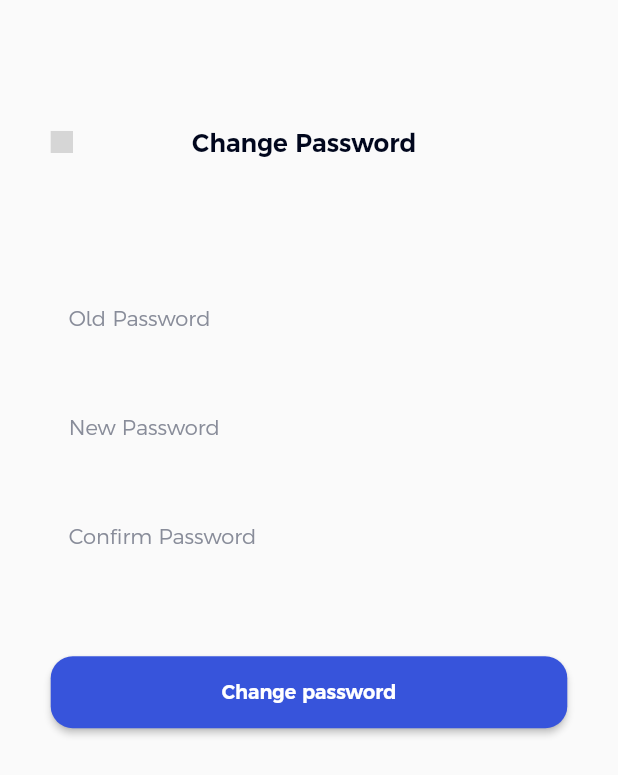
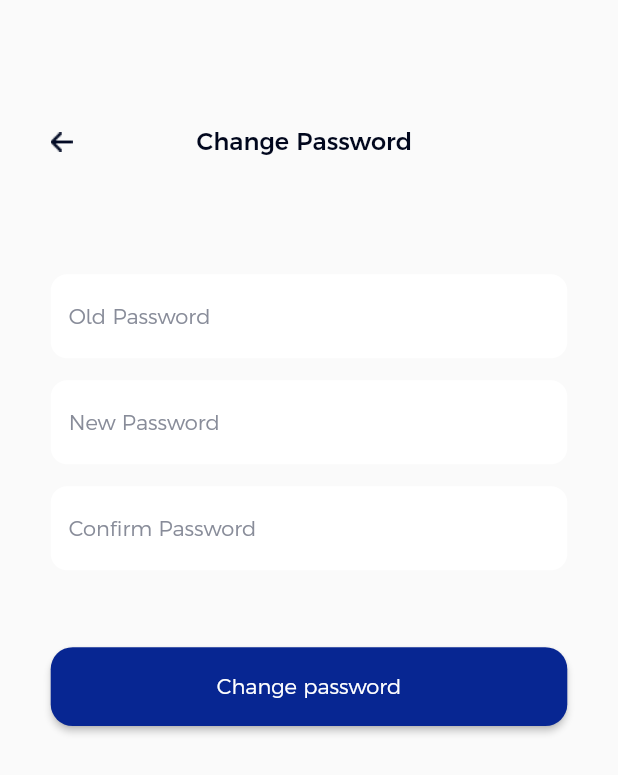
Before and after one commit to Centuryleap/Crypto-Watch-Mobile, a Flutter app: the ChangePasswordScreen screen opened by its route, on a phone screen of 412 x 824 dp. Shown: the top 775 px of the screen. Run offline on Flutter 3.47's test engine with Material 2 defaults, Android fonts, the light colour scheme and no system bars; our stand-ins replace animated_splash_screen, cached_network_image, cloud_firestore, dio, flutter_animation_progress_bar, flutter_screenutil and 8 more; missing offline and left inert: coingecko_api; accounts and stored records are empty; network calls fail; project files that could hold a hidden picture were left out; grey boxes are pictures that could not be loaded.

Commit message:
Finished Change Password screen

```diff
--- a/lib/presentation/screens/account/change_password.dart
+++ b/lib/presentation/screens/account/change_password.dart
@@ -1,6 +1,5 @@
 import 'package:flutter/material.dart';
 import 'package:flutter_screenutil/flutter_screenutil.dart';
-import 'package:flutter_svg/flutter_svg.dart';
 
 import '../../../app/app_constants.dart';
 
@@ -14,18 +13,22 @@
 class _ChangePasswordScreenState extends State<ChangePasswordScreen> {
   final TextEditingController _oldPasswordController = TextEditingController();
   final TextEditingController _newPasswordController = TextEditingController();
-
   final TextEditingController _confirmPasswordController =
       TextEditingController();
+  final _formKey = GlobalKey<FormState>();
 
   @override
   Widget build(BuildContext context) {
     return Scaffold(
+      backgroundColor: Background2,
+      resizeToAvoidBottomInset: false,
       body: Padding(
         padding: EdgeInsets.symmetric(
           horizontal: 32.w,
           vertical: 93.h,
         ),
+        child: Form(
+          key: _formKey,
           child: Column(
             crossAxisAlignment: CrossAxisAlignment.start,
             children: [
@@ -34,18 +37,16 @@
                 children: [
                   GestureDetector(
                     onTap: () => Navigator.pop(context),
-                    child: SvgPicture.asset(
-                      'assets/images/left_arrow.svg',
+                    child: Image.asset(
+                      'assets/images/arrow.png',
                       width: 14.w,
                       height: 16.h,
-                      color: Color(0xff010923),
-                    )),
+                    ),
+                  ),
                   Text(
                     'Change Password',
-                  style: TextStyle(
-                    color: const Color(0xff01071D),
-                    fontWeight: FontWeight.w600,
-                    fontSize: 18.sp,
+                    style: Header2.copyWith(
+                      color: Text1,
                     ),
                   ),
                   SizedBox(
@@ -59,6 +60,7 @@
               CustomTextField(
                 hintText: 'Old Password',
                 passwordController: _oldPasswordController,
+                validator: oldPasswordValidator,
               ),
               SizedBox(
                 height: 16.h,
@@ -66,6 +68,7 @@
               CustomTextField(
                 hintText: 'New Password',
                 passwordController: _newPasswordController,
+                validator: newPasswordValidator,
               ),
               SizedBox(
                 height: 16.h,
@@ -73,26 +76,32 @@
               CustomTextField(
                 hintText: 'Confirm Password',
                 passwordController: _confirmPasswordController,
+                validator: confirmPasswordValidator,
               ),
               SizedBox(
                 height: 56.h,
               ),
               MaterialButton(
                 shape: RoundedRectangleBorder(
-             borderRadius: BorderRadius.circular(16.r,),),
-              color: PrimaryBlue,
+                  borderRadius: BorderRadius.circular(
+                    16.r,
+                  ),
+                ),
+                color: Primary2,
                 onPressed: () {},
-              padding: EdgeInsets.symmetric(vertical: 18.h,),
+                padding: EdgeInsets.symmetric(
+                  vertical: 20.h,
+                ),
                 minWidth: double.infinity,
                 child: Text(
                   'Change password',
-                style: TextStyle(
-                    color: Colors.white,
-                    fontSize: 14.sp,
-                    fontWeight: FontWeight.w600),
+                  style: BodyText1.copyWith(
+                    color: Background1,
+                  ),
                 ),
               ),
             ],
+          ),
         ),
       ),
     );
@@ -102,19 +111,25 @@
 class CustomTextField extends StatelessWidget {
   final String hintText;
   final TextEditingController passwordController;
+  final String? Function(String?) validator;
 
   const CustomTextField({
     Key? key,
     required this.hintText,
     required this.passwordController,
+    required this.validator,
   }) : super(key: key);
 
   @override
   Widget build(BuildContext context) {
     return TextFormField(
+      validator: validator,
+      keyboardType: TextInputType.visiblePassword,
+      style: TextStyle(fontSize: 14),
       controller: passwordController,
       decoration: InputDecoration(
         fillColor: Background1,
+        filled: true,
         hintText: hintText,
         hintStyle: BodyText1.copyWith(color: Text3),
         border: OutlineInputBorder(
@@ -125,3 +140,30 @@
     );
   }
 }
+
+String? oldPasswordValidator(String? value) {
+  if (value != null && value.isNotEmpty) {
+    return null;
+  } else {
+    return 'Please enter your current password';
+  }
+}
+
+String? newPasswordValidator(String? value) {
+  if (value != null && value.isNotEmpty) {
+    return null;
+  } else {
+    return 'Please enter your new password';
+  }
+}
+
+String? confirmPasswordValidator(String? value) {
+  if (value != newPasswordValidator) {
+    return 'New password must be the same';
+  }
+  if (value != null && value.isNotEmpty) {
+    return null;
+  } else {
+    return 'Please re-enter your password';
+  }
+}
--- a/lib/presentation/screens/account/settings_screen.dart
+++ b/lib/presentation/screens/account/settings_screen.dart
@@ -1,10 +1,10 @@
-import 'package:cryptowatch/presentation/components/widgets/container_list_widget.dart';
-import 'package:cryptowatch/presentation/components/widgets/notification_list_widget.dart';
 import 'package:flutter/material.dart';
 import 'package:flutter_screenutil/flutter_screenutil.dart';
 import 'package:iconsax/iconsax.dart';
 
 import '../../../app/app_routes.dart';
+import '../../components/widgets/container_list_widget.dart';
+import '../../components/widgets/notification_list_widget.dart';
 
 class SettingsScreen extends StatefulWidget {
   const SettingsScreen({Key? key}) : super(key: key);
```
Also changed, not shown: assets/images/arrow.png (added), assets/images/left_arrow.svg (deleted). Lines whose indentation alone changed are shown as unchanged.
